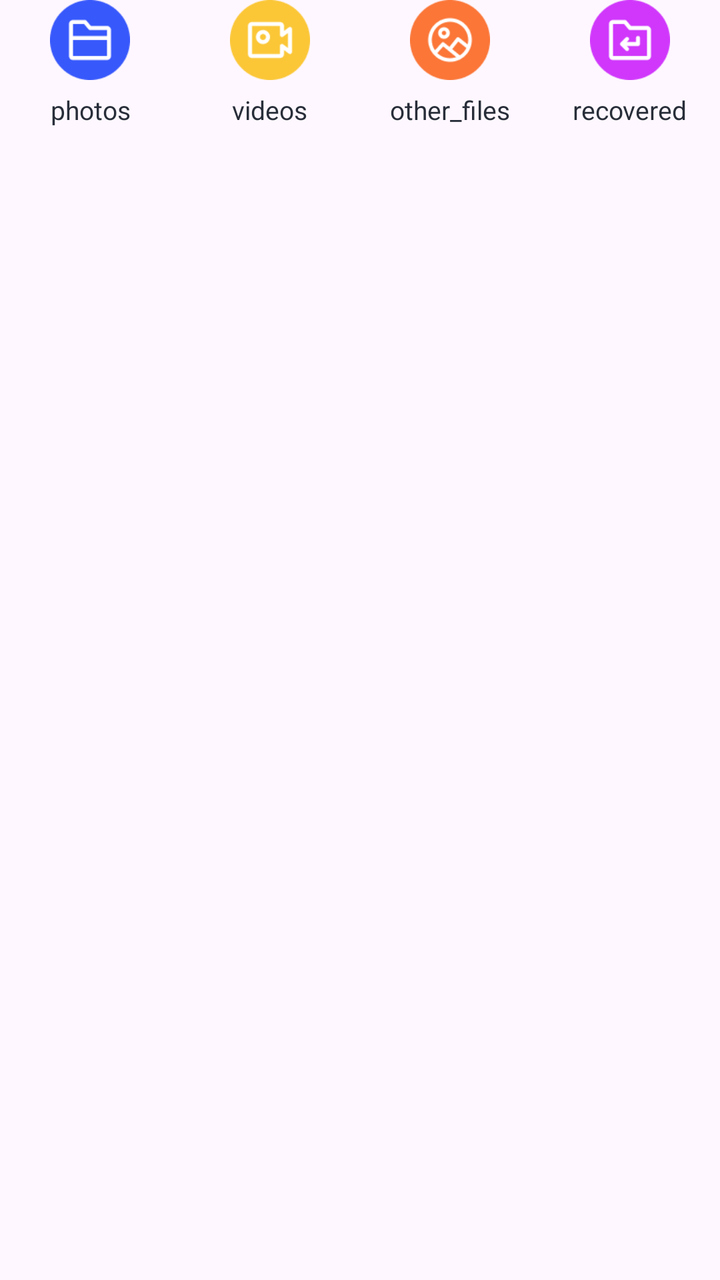
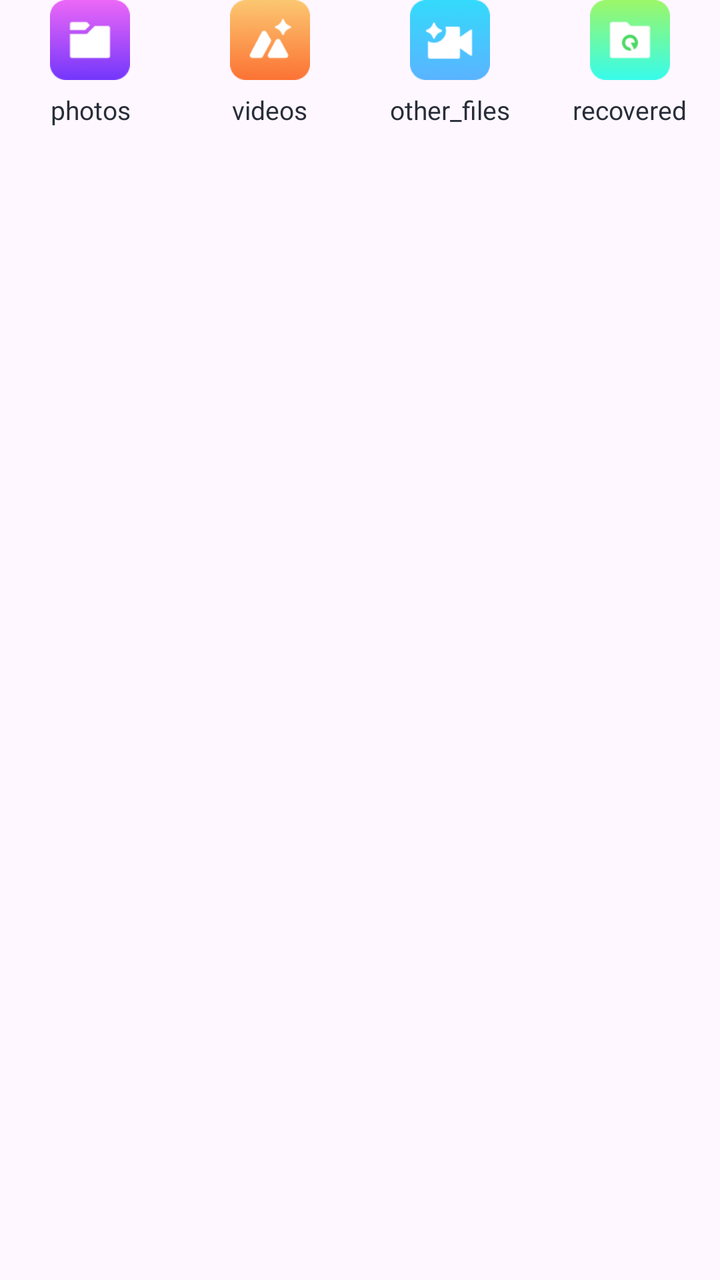

Two renders of the same Android screen: before a commit and after it. Below are the layout's source before the change and the commit's diff.
<!-- AndroidManifest.xml: another module's application theme Theme.Mar2SDK -->
<!-- res/layout/common_notification.xml -->
<?xml version="1.0" encoding="utf-8"?>
<LinearLayout
    xmlns:android="http://schemas.android.com/apk/res/android"
    android:layout_width="match_parent"
    android:layout_height="wrap_content"
    android:baselineAligned="false"
    android:orientation="horizontal">

        <LinearLayout
            android:id="@+id/action_1"
            android:orientation="vertical"
            android:layout_weight="1"
            android:layout_width="0dp"
            android:gravity="center"
            android:layout_height="wrap_content">
                <ImageView
                    android:id="@+id/action_1_icon"
                    android:src="@mipmap/ic_push_files"
                    android:contentDescription="@null"
                    android:layout_width="40dp"
                    android:layout_height="40dp"/>

                <TextView
                    android:id="@+id/action_1_label"
                    android:layout_marginTop="6dp"
                    android:gravity="center"
                    android:maxLines="1"
                    android:ellipsize="end"
                    android:text="photos"
                    android:textSize="13sp"
                    android:textColor="@color/notification_content"
                    android:layout_width="wrap_content"
                    android:layout_height="wrap_content"/>
        </LinearLayout>

        <LinearLayout
            android:id="@+id/action_2"
            android:orientation="vertical"
            android:layout_weight="1"
            android:layout_width="0dp"
            android:gravity="center"
            android:layout_height="wrap_content">
                <ImageView
                    android:id="@+id/action_2_icon"
                    android:src="@mipmap/ic_push_videos"
                    android:contentDescription="@null"
                    android:layout_width="40dp"
                    android:layout_height="40dp"/>

                <TextView
                    android:id="@+id/action_2_label"
                    android:layout_marginTop="6dp"
                    android:gravity="center"
                    android:maxLines="1"
                    android:ellipsize="end"
                    android:text="videos"
                    android:textSize="13sp"
                    android:textColor="@color/notification_content"
                    android:layout_width="wrap_content"
                    android:layout_height="wrap_content"/>
        </LinearLayout>

        <LinearLayout
            android:id="@+id/action_3"
            android:orientation="vertical"
            android:layout_weight="1"
            android:layout_width="0dp"
            android:gravity="center"
            android:layout_height="wrap_content">
                <ImageView
                    android:id="@+id/action_3_icon"
                    android:src="@mipmap/ic_push_photos"
                    android:contentDescription="@null"
                    android:layout_width="40dp"
                    android:layout_height="40dp"/>

                <TextView
                    android:id="@+id/action_3_label"
                    android:layout_marginTop="6dp"
                    android:gravity="center"
                    android:maxLines="1"
                    android:ellipsize="end"
                    android:text="other_files"
                    android:textSize="13sp"
                    android:textColor="@color/notification_content"
                    android:layout_width="wrap_content"
                    android:layout_height="wrap_content"/>
        </LinearLayout>

        <LinearLayout
            android:id="@+id/action_4"
            android:orientation="vertical"
            android:layout_weight="1"
            android:layout_width="0dp"
            android:gravity="center"
            android:layout_height="wrap_content">
                <ImageView
                    android:id="@+id/action_4_icon"
                    android:src="@mipmap/ic_push_recoverd"
                    android:contentDescription="@null"
                    android:layout_width="40dp"
                    android:layout_height="40dp"/>

                <TextView
                    android:id="@+id/action_4_label"
                    android:layout_marginTop="6dp"
                    android:gravity="center"
                    android:maxLines="1"
                    android:ellipsize="end"
                    android:text="recovered"
                    android:textSize="13sp"
                    android:textColor="@color/notification_content"
                    android:layout_width="wrap_content"
                    android:layout_height="wrap_content"/>
        </LinearLayout>

</LinearLayout>
<!-- resources referenced by this layout -->
<resources>
  <color name="notification_content">#282E39</color>
  <!-- mipmap ic_push_files: png bitmap (mipmap-anydpi, 1905 bytes) -->
  <!-- mipmap ic_push_photos: png bitmap (mipmap-anydpi, 3293 bytes) -->
  <!-- mipmap ic_push_recoverd: png bitmap (mipmap-anydpi, 2062 bytes) -->
  <!-- mipmap ic_push_videos: png bitmap (mipmap-anydpi, 2250 bytes) -->
  <style name="Theme.Mar2SDK" parent="Base.Theme.Mar2SDK" />
  <style name="Base.Theme.Mar2SDK" parent="Theme.Material3.DayNight.NoActionBar">
          
          
      </style>
</resources>

<!-- the commit's change to res/layout/common_notification.xml (unified diff, before → after) -->
@@ -15,7 +15,7 @@
             android:layout_height="wrap_content">
                 <ImageView
                     android:id="@+id/action_1_icon"
-                    android:src="@mipmap/ic_push_files"
+                    android:src="@drawable/notification_files"
                     android:contentDescription="@null"
                     android:layout_width="40dp"
                     android:layout_height="40dp"/>
@@ -42,7 +42,7 @@
             android:layout_height="wrap_content">
                 <ImageView
                     android:id="@+id/action_2_icon"
-                    android:src="@mipmap/ic_push_videos"
+                    android:src="@drawable/notification_photos"
                     android:contentDescription="@null"
                     android:layout_width="40dp"
                     android:layout_height="40dp"/>
@@ -69,7 +69,7 @@
             android:layout_height="wrap_content">
                 <ImageView
                     android:id="@+id/action_3_icon"
-                    android:src="@mipmap/ic_push_photos"
+                    android:src="@drawable/notification_videos"
                     android:contentDescription="@null"
                     android:layout_width="40dp"
                     android:layout_height="40dp"/>
@@ -96,7 +96,7 @@
             android:layout_height="wrap_content">
                 <ImageView
                     android:id="@+id/action_4_icon"
-                    android:src="@mipmap/ic_push_recoverd"
+                    android:src="@drawable/notification_recovered"
                     android:contentDescription="@null"
                     android:layout_width="40dp"
                     android:layout_height="40dp"/>
<!-- resource entries referenced after the edit -->
@@ -1,10 +1,10 @@
 <!-- resources referenced by this layout -->
 <resources>
   <color name="notification_content">#282E39</color>
-  <!-- mipmap ic_push_files: png bitmap (mipmap-anydpi, 1905 bytes) -->
-  <!-- mipmap ic_push_photos: png bitmap (mipmap-anydpi, 3293 bytes) -->
-  <!-- mipmap ic_push_recoverd: png bitmap (mipmap-anydpi, 2062 bytes) -->
-  <!-- mipmap ic_push_videos: png bitmap (mipmap-anydpi, 2250 bytes) -->
+  <!-- drawable notification_files: png bitmap (drawable, 2419 bytes) -->
+  <!-- drawable notification_photos: png bitmap (drawable, 2948 bytes) -->
+  <!-- drawable notification_recovered: png bitmap (drawable, 2378 bytes) -->
+  <!-- drawable notification_videos: png bitmap (drawable, 2398 bytes) -->
   <style name="Theme.Mar2SDK" parent="Base.Theme.Mar2SDK" />
   <style name="Base.Theme.Mar2SDK" parent="Theme.Material3.DayNight.NoActionBar">
           
